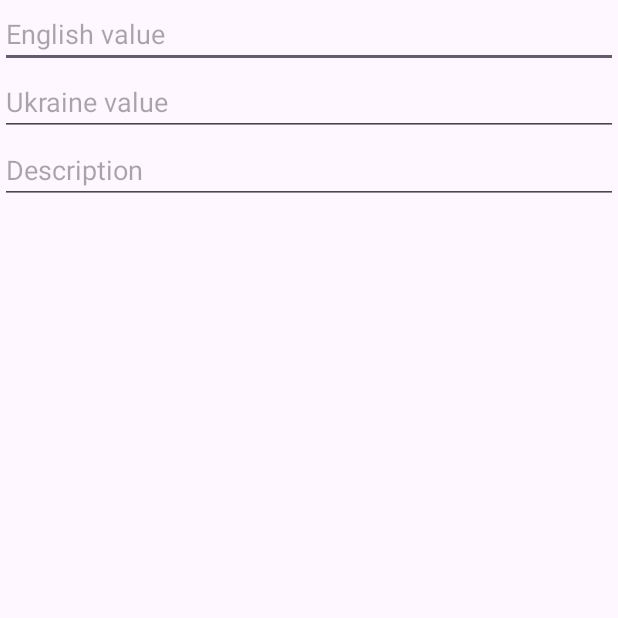
After one commit to YaroslavKosach/dictionary, an Android app: the CreateWordActivity screen opened directly, with no data from a screen before it, on a phone screen of 412 x 824 dp, the top half of it. The commit adds this screen. Run offline under Robolectric (Android 15) with nearby library versions, the phone set to English and light mode, and no system bars.

Commit message:
Added activity for create.

```diff
--- a/app/build.gradle
+++ b/app/build.gradle
@@ -50,6 +50,7 @@ dependencies {
 
     //DI
     implementation "com.google.dagger:hilt-android:2.44"
+    implementation 'androidx.constraintlayout:constraintlayout:2.1.4'
     kapt "com.google.dagger:hilt-compiler:2.44"
 
     //DB
--- a/app/src/main/java/com/kosach/dictionary/LogExtension.kt
+++ b/app/src/main/java/com/kosach/dictionary/extension/LogExtension.kt
@@ -1,4 +1,4 @@
-package com.kosach.dictionary
+package com.kosach.dictionary.extension
 
 import android.util.Log
 
--- /dev/null
+++ b/app/src/main/java/com/kosach/dictionary/ui/create_word/CreateWordActivity.kt
@@ -0,0 +1,12 @@
+package com.kosach.dictionary.ui.create_word
+
+import androidx.appcompat.app.AppCompatActivity
+import android.os.Bundle
+import com.kosach.dictionary.R
+
+class CreateWordActivity : AppCompatActivity() {
+    override fun onCreate(savedInstanceState: Bundle?) {
+        super.onCreate(savedInstanceState)
+        setContentView(R.layout.activity_create_word)
+    }
+}
--- /dev/null
+++ b/app/src/main/res/layout/activity_create_word.xml
@@ -0,0 +1,25 @@
+<?xml version="1.0" encoding="utf-8"?>
+<androidx.appcompat.widget.LinearLayoutCompat xmlns:android="http://schemas.android.com/apk/res/android"
+    xmlns:tools="http://schemas.android.com/tools"
+    android:layout_width="match_parent"
+    android:layout_height="match_parent"
+    android:orientation="vertical"
+    tools:context=".ui.create_word.CreateWordActivity">
+
+    <com.google.android.material.textfield.TextInputEditText
+        android:layout_width="match_parent"
+        android:layout_height="wrap_content"
+        android:inputType="number"
+        android:hint="English value"/>
+
+    <com.google.android.material.textfield.TextInputEditText
+        android:layout_width="match_parent"
+        android:layout_height="wrap_content"
+        android:hint="Ukraine value"/>
+
+    <com.google.android.material.textfield.TextInputEditText
+        android:layout_width="match_parent"
+        android:layout_height="wrap_content"
+        android:hint="Description"/>
+
+</androidx.appcompat.widget.LinearLayoutCompat>
--- a/app/src/main/res/layout/activity_main.xml
+++ b/app/src/main/res/layout/activity_main.xml
@@ -4,7 +4,7 @@
     xmlns:tools="http://schemas.android.com/tools"
     android:layout_width="match_parent"
     android:layout_height="match_parent"
-    tools:context=".MainActivity">
+    tools:context=".ui.main.MainActivity">
 
     <com.google.android.material.floatingactionbutton.FloatingActionButton
         android:id="@+id/fab"
```
Also changed, not shown: app/src/main/AndroidManifest.xml (+7 -4 lines), app/src/main/java/com/kosach/dictionary/ui/main/MainActivity.kt (renamed from app/src/main/java/com/kosach/dictionary/MainActivity.kt, +14 -12 lines).
